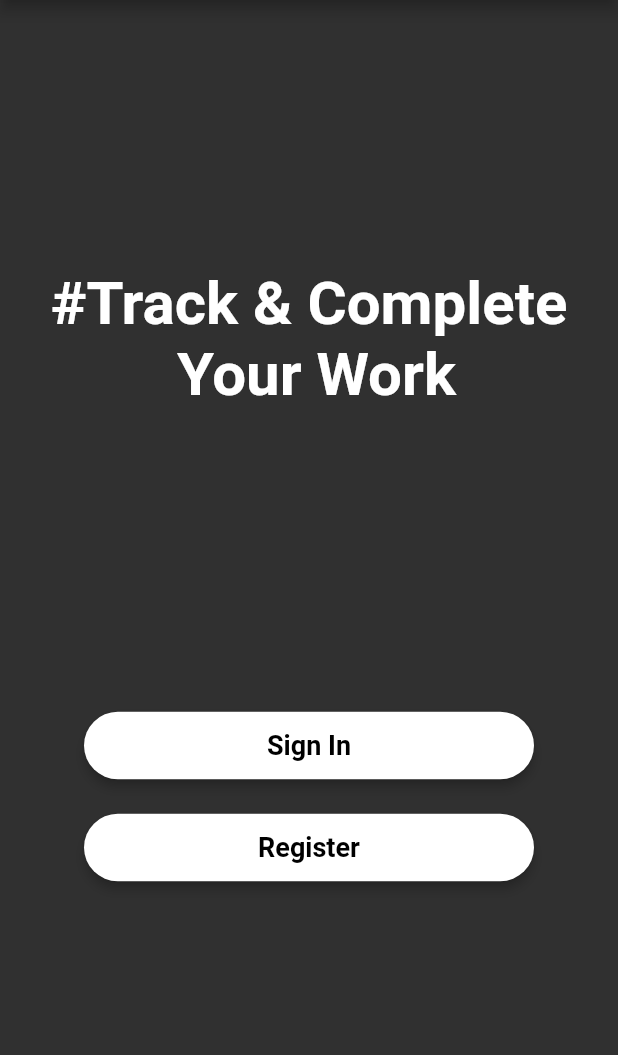
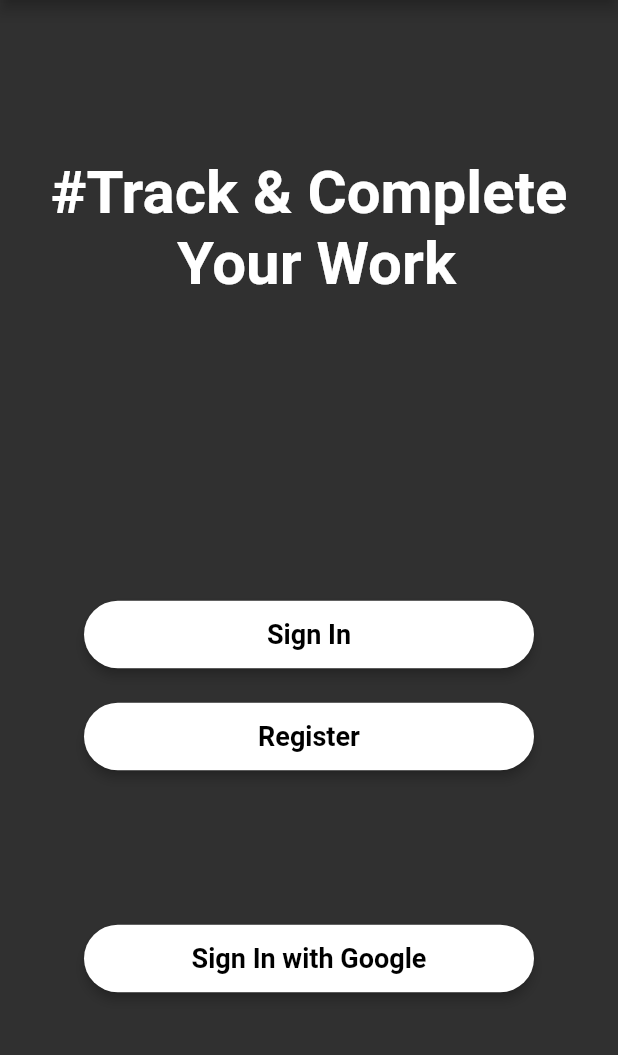
Before and after one commit to Wasiue03/todo_list, a Flutter app: the screen it shows after launch, on a phone screen of 412 x 824 dp, the part 84-1139 px from its top. Run offline on Flutter 3.47's test engine with Material 2 defaults, Android fonts, the phone set to English and light mode, and no system bars; our stand-ins replace cloud_firestore, firebase_auth, firebase_core, google_sign_in; accounts and stored records are empty.

Commit message:
specific user data handler added successfully

```diff
--- a/lib/models/user_auth.dart
+++ b/lib/models/user_auth.dart
@@ -1,5 +1,3 @@
-import 'package:firebase_auth/firebase_auth.dart';
-
 import 'dart:convert';
 
 class UserAuth {
--- a/lib/screens/landing_page.dart
+++ b/lib/screens/landing_page.dart
@@ -1,6 +1,9 @@
+import 'package:firebase_auth/firebase_auth.dart';
 import 'package:flutter/material.dart';
 import 'package:todo_list/screens/login/signin.dart';
 import 'package:todo_list/screens/register/register_page.dart';
+import 'package:todo_list/screens/todo.dart';
+import 'package:todo_list/services/auth/auth_provider.dart';
 
 class LandingScreen extends StatelessWidget {
   const LandingScreen({super.key});
@@ -74,6 +77,39 @@ class LandingScreen extends StatelessWidget {
                 style: TextStyle(fontWeight: FontWeight.bold, fontSize: 18),
               ),
             ),
+            SizedBox(
+              height: 100,
+            ),
+            ElevatedButton(
+              style: ElevatedButton.styleFrom(
+                backgroundColor: Colors.white,
+                foregroundColor: Colors.black,
+                elevation: 3,
+                shape: RoundedRectangleBorder(
+                  borderRadius: BorderRadius.circular(30.0),
+                ),
+                minimumSize: Size(300, 45),
+              ),
+              onPressed: () async {
+                try {
+                  UserCredential userCredential =
+                      await AuthProvider().signInWithGoogle();
+
+                  debugPrint(
+                      'Signed in with Google: ${userCredential.user!.displayName}');
+                } catch (e) {
+                  // Handle sign-in error
+                  debugPrint('Error signing in with Google: $e');
+                }
+
+                Navigator.push(context,
+                    MaterialPageRoute(builder: (context) => TodoScreen()));
+              },
+              child: Text(
+                'Sign In with Google',
+                style: TextStyle(fontWeight: FontWeight.bold, fontSize: 18),
+              ),
+            ),
           ],
         ),
       ),
--- /dev/null
+++ b/lib/services/TaskProvider/task_provider.dart
@@ -0,0 +1,23 @@
+class Task {
+  String title;
+  String description;
+
+  Task({
+    required this.title,
+    required this.description,
+  });
+
+  Map<String, dynamic> toMap() {
+    return {
+      'title': title,
+      'description': description,
+    };
+  }
+
+  factory Task.fromMap(Map<String, dynamic> map) {
+    return Task(
+      title: map['title'],
+      description: map['description'],
+    );
+  }
+}
--- a/pubspec.yaml
+++ b/pubspec.yaml
@@ -39,6 +39,7 @@ dependencies:
   cloud_firestore: ^4.8.4
   firebase_auth: ^4.7.2
   provider: ^6.0.5
+  google_sign_in: ^6.1.4
 
 dev_dependencies:
   flutter_test:
```
Also changed, not shown: lib/services/auth/auth_provider.dart (+35 -0 lines), lib/services/database/delete.dart (+14 -2 lines), lib/services/database/read_data.dart (+30 -6 lines), lib/services/database/writer.dart (+36 -5 lines), pubspec.lock.
